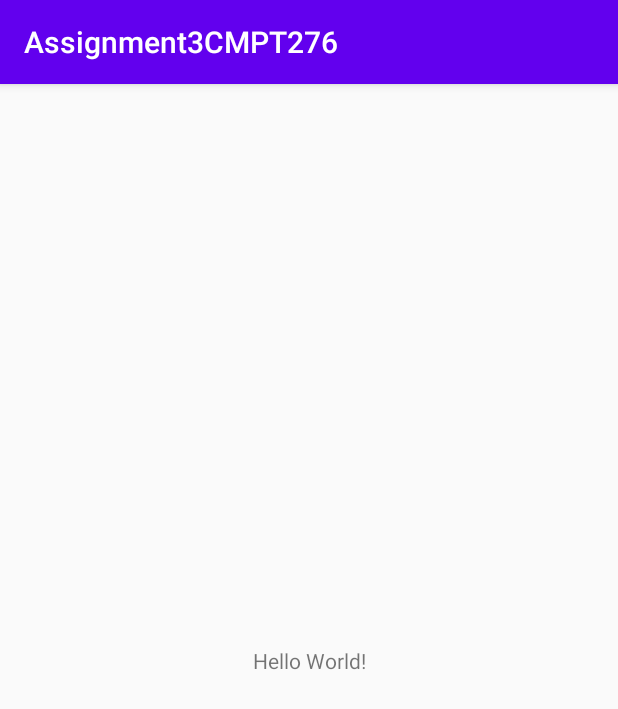
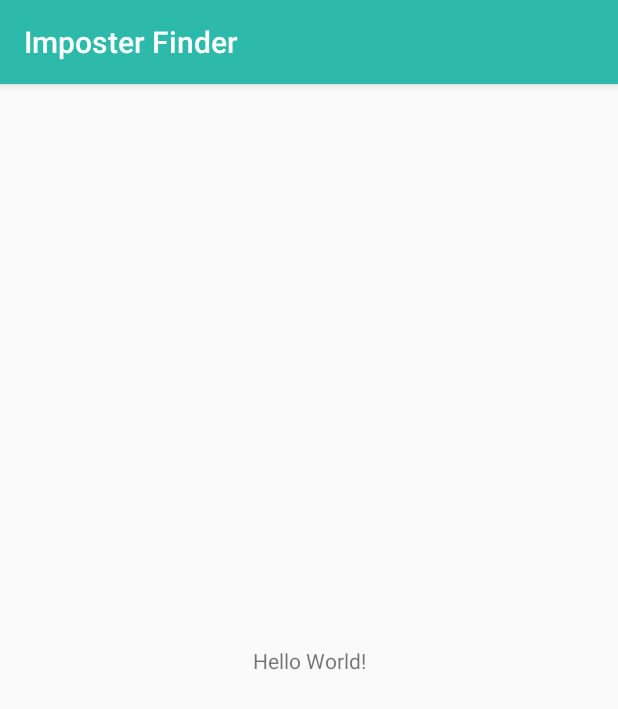
Before and after one commit to Haibhailie/MemoryGame, an Android app: the screen it shows after launch (MainActivity), on a phone screen of 412 x 824 dp. Shown: the top 709 px of the screen. Run offline under Robolectric (Android 15) with nearby library versions, the phone set to English and light mode, and no system bars; Roboto replaces fonts that are not available here.

Commit message:
Splash Screen Complete (Intro screen) - Minor Edit

```diff
--- a/app/src/main/java/ca/ass3cmpt276/assignment3cmpt276/IntroScreen.java
+++ b/app/src/main/java/ca/ass3cmpt276/assignment3cmpt276/IntroScreen.java
@@ -4,6 +4,7 @@ import androidx.appcompat.app.AppCompatActivity;
 
 import android.content.Intent;
 import android.os.Bundle;
+import android.view.WindowManager;
 
 public class IntroScreen extends AppCompatActivity {
 
@@ -11,6 +12,8 @@ public class IntroScreen extends AppCompatActivity {
     protected void onCreate(Bundle savedInstanceState) {
         super.onCreate(savedInstanceState);
         setContentView(R.layout.activity_intro_screen);
+        getSupportActionBar().hide();
+        this.getWindow().setFlags(WindowManager.LayoutParams.FLAG_FULLSCREEN, WindowManager.LayoutParams.FLAG_FULLSCREEN);
         Thread splashThread = new Thread() {
             public void run() {
                 try {
--- a/app/src/main/res/values/strings.xml
+++ b/app/src/main/res/values/strings.xml
@@ -1,3 +1,3 @@
 <resources>
-    <string name="app_name">Assignment3CMPT276</string>
+    <string name="app_name">Imposter Finder</string>
 </resources>
--- a/app/src/main/res/values/styles.xml
+++ b/app/src/main/res/values/styles.xml
@@ -2,8 +2,8 @@
     <!-- Base application theme. -->
     <style name="AppTheme" parent="Theme.AppCompat.Light.DarkActionBar">
         <!-- Customize your theme here. -->
-        <item name="colorPrimary">@color/colorPrimary</item>
-        <item name="colorPrimaryDark">@color/colorPrimaryDark</item>
-        <item name="colorAccent">@color/colorAccent</item>
+        <item name="colorPrimary">#2DBAAA</item>
+        <item name="colorPrimaryDark">#249488</item>
+        <item name="colorAccent">#0d3733</item>
     </style>
 </resources>
```
